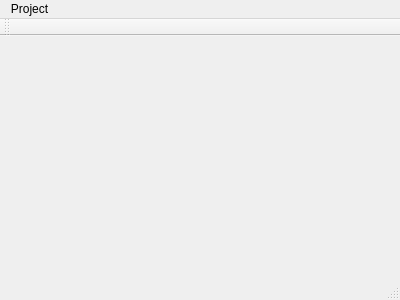
lybros/appa, file ui/mainwindow.ui: the form before one commit.
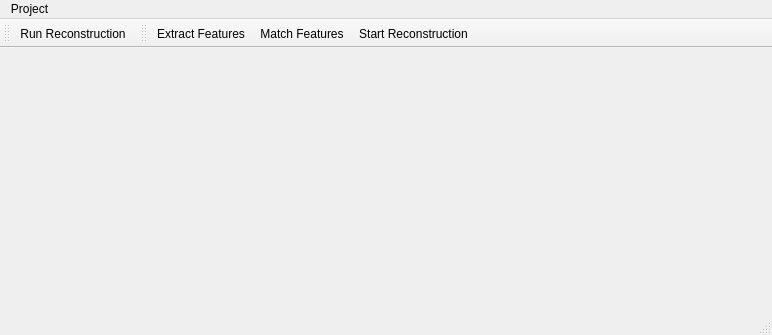
The form after the commit. Icons and pictures are not drawn.

Commit message: running simple reconstruction from GUI

```diff
--- a/ui/mainwindow.ui
+++ b/ui/mainwindow.ui
@@ -6,8 +6,8 @@
    <rect>
     <x>0</x>
     <y>0</y>
-    <width>400</width>
-    <height>300</height>
+    <width>772</width>
+    <height>335</height>
    </rect>
   </property>
   <property name="windowTitle">
@@ -19,18 +19,18 @@
     <rect>
      <x>0</x>
      <y>0</y>
-     <width>400</width>
+     <width>772</width>
      <height>22</height>
     </rect>
    </property>
-   <widget class="QMenu" name="menuui_for_Theia_project">
+   <widget class="QMenu" name="project_menu">
     <property name="title">
      <string>Project</string>
     </property>
     <addaction name="actionNew"/>
     <addaction name="actionOpen"/>
    </widget>
-   <addaction name="menuui_for_Theia_project"/>
+   <addaction name="project_menu"/>
   </widget>
   <widget class="QToolBar" name="mainToolBar">
    <attribute name="toolBarArea">
@@ -39,8 +39,23 @@
    <attribute name="toolBarBreak">
     <bool>false</bool>
    </attribute>
+   <addaction name="actionRun_Reconstruction"/>
   </widget>
   <widget class="QStatusBar" name="statusBar"/>
+  <widget class="QToolBar" name="toolBar">
+   <property name="windowTitle">
+    <string>toolBar</string>
+   </property>
+   <attribute name="toolBarArea">
+    <enum>TopToolBarArea</enum>
+   </attribute>
+   <attribute name="toolBarBreak">
+    <bool>false</bool>
+   </attribute>
+   <addaction name="actionExtract_Features"/>
+   <addaction name="actionMatch_Features"/>
+   <addaction name="actionStart_Reconstruction"/>
+  </widget>
   <action name="actionNew">
    <property name="text">
     <string>New</string>
@@ -51,6 +66,57 @@
     <string>Open</string>
    </property>
   </action>
+  <action name="actionSave">
+   <property name="text">
+    <string>Save</string>
+   </property>
+  </action>
+  <action name="actionSave_As">
+   <property name="text">
+    <string>Save As</string>
+   </property>
+  </action>
+  <action name="actionRun_Reconstruction">
+   <property name="icon">
+    <iconset theme=":/icons/sample0.png"/>
+   </property>
+   <property name="text">
+    <string>Run Reconstruction</string>
+   </property>
+  </action>
+  <action name="actionExtract_Features">
+   <property name="icon">
+    <iconset theme=":/icons/sample2.png"/>
+   </property>
+   <property name="text">
+    <string>Extract Features</string>
+   </property>
+   <property name="toolTip">
+    <string>Extract Features</string>
+   </property>
+  </action>
+  <action name="actionMatch_Features">
+   <property name="icon">
+    <iconset theme=":/icons/sample1.png"/>
+   </property>
+   <property name="text">
+    <string>Match Features</string>
+   </property>
+   <property name="toolTip">
+    <string>Match Features</string>
+   </property>
+  </action>
+  <action name="actionStart_Reconstruction">
+   <property name="icon">
+    <iconset theme=":/icons/sample0.png"/>
+   </property>
+   <property name="text">
+    <string>Start Reconstruction</string>
+   </property>
+   <property name="toolTip">
+    <string>Start Recostruction</string>
+   </property>
+  </action>
  </widget>
  <layoutdefault spacing="6" margin="11"/>
  <resources/>
```
Left out of the diff: 2 changed lines with no effect on the pictures. The commit also changes 10 other files.
